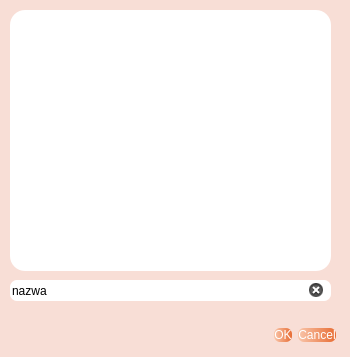
Before: the Qt Designer form Frontend/Main/UiFiles/Conversations_window.ui in sasuke5055/Python-messenger1, drawn with Qt 5.
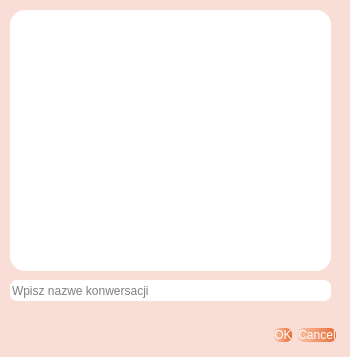
After: the same form once the commit is applied.

```diff
--- a/Frontend/Main/UiFiles/Conversations_window.ui
+++ b/Frontend/Main/UiFiles/Conversations_window.ui
@@ -78,7 +78,10 @@
      <string/>
     </property>
     <property name="text">
-     <string>nazwa</string>
+     <string/>
+    </property>
+    <property name="placeholderText">
+     <string>Wpisz nazwe konwersacji</string>
     </property>
     <property name="clearButtonEnabled">
      <bool>true</bool>
```
